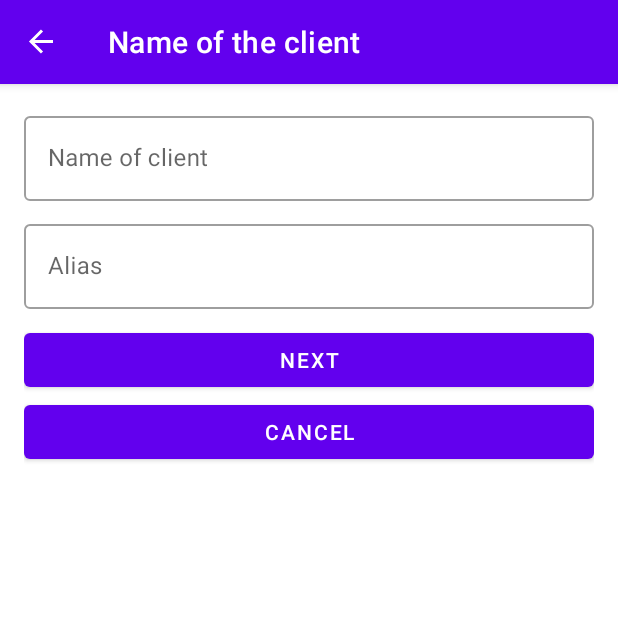
After one commit to btocntrs/Jefe_de_Ruta, an Android app: the NewClientNameFragment screen opened through its navigation route, on a phone screen of 412 x 824 dp, the top half of it. The commit adds this screen. Run offline under Robolectric (Android 15) with nearby library versions, the phone set to English and light mode, and no system bars; our stand-ins replace navigation-ui.

Commit message:
The button to add new clients was implemented. The cancel button is ready.

```diff
--- a/app/src/main/java/com/gruposinai/jefederuta/data/Data.kt
+++ b/app/src/main/java/com/gruposinai/jefederuta/data/Data.kt
@@ -7,7 +7,7 @@ import java.util.*
 val userList = listOf(
     User("Domingo Cabrera", "domingo.c@gruposinai.com.mx","domingo"),
     User("Manuel Ricardez", "manuel.r@gruposinai.com.mx","manuel"),
-    User("Alberto Contreras", "betocontreras@sinai.mx", "admin")
+    User("Alberto Contreras", "betocontreras@sinai.mx", "a")
 )
 
 val clients = listOf(
--- a/app/src/main/java/com/gruposinai/jefederuta/fragment/ClientListFragment.kt
+++ b/app/src/main/java/com/gruposinai/jefederuta/fragment/ClientListFragment.kt
@@ -5,7 +5,9 @@ import android.view.LayoutInflater
 import android.view.View
 import android.view.ViewGroup
 import androidx.fragment.app.Fragment
+import androidx.navigation.fragment.findNavController
 import androidx.recyclerview.widget.RecyclerView
+import com.google.android.material.floatingactionbutton.FloatingActionButton
 import com.gruposinai.jefederuta.adapter.ClientItemAdapter
 import com.gruposinai.jefederuta.databinding.FragmentClientListBinding
 
@@ -14,6 +16,7 @@ class ClientListFragment : Fragment() {
 
     private lateinit var binding: FragmentClientListBinding
     private lateinit var clientsRecyclerView: RecyclerView
+    private val addClientButton: FloatingActionButton by lazy { binding.newClientButton }
 
     override fun onCreateView(
         inflater: LayoutInflater,
@@ -27,6 +30,12 @@ class ClientListFragment : Fragment() {
     override fun onViewCreated(view: View, savedInstanceState: Bundle?) {
         binding.clientListRecyclerView.adapter = ClientItemAdapter()
         binding.clientListRecyclerView.setHasFixedSize(true)
+        addClientButton.setOnClickListener{ newClientForm() }
+    }
+
+    private fun newClientForm(){
+        val action = ClientListFragmentDirections.actionClientListFragmentToNewClientNameFragment()
+        findNavController().navigate(action)
     }
 
 }
--- /dev/null
+++ b/app/src/main/java/com/gruposinai/jefederuta/fragment/NewClientNameFragment.kt
@@ -0,0 +1,79 @@
+package com.gruposinai.jefederuta.fragment
+
+import android.os.Bundle
+import androidx.fragment.app.Fragment
+import android.view.LayoutInflater
+import android.view.View
+import android.view.ViewGroup
+import android.widget.Button
+import android.widget.Toast
+import androidx.navigation.fragment.findNavController
+import com.google.android.material.textfield.TextInputEditText
+import com.google.android.material.textfield.TextInputLayout
+import com.gruposinai.jefederuta.R
+import com.gruposinai.jefederuta.databinding.FragmentNewClientNameBinding
+
+class NewClientNameFragment : Fragment() {
+
+    private lateinit var binding: FragmentNewClientNameBinding
+
+    //Inputs texts
+    private val textInputLayoutClientName: TextInputLayout by lazy { binding.textLayoutClientName }
+    private val textInputLayoutClientAlias: TextInputLayout by lazy { binding.textLayoutClientAlias }
+    private val editTextClientName: TextInputEditText by lazy { binding.editTexClientName }
+    private val editTextClientAlias: TextInputEditText by lazy { binding.editTextClientAlias }
+
+    //Buttons
+    private val nextButton: Button by lazy { binding.nextButton }
+    private val cancelButton: Button by lazy { binding.cancelButton }
+
+    override fun onCreateView(
+        inflater: LayoutInflater,
+        container: ViewGroup?,
+        savedInstanceState: Bundle?
+    ): View {
+        binding = FragmentNewClientNameBinding.inflate(inflater, container, false)
+        return binding.root
+    }
+
+    override fun onViewCreated(view: View, savedInstanceState: Bundle?) {
+        nextButton.setOnClickListener { next() }
+        cancelButton.setOnClickListener { cancel() }
+    }
+
+    private fun next(){
+        val isValidClientName = editTextClientName.text.toString().isNotEmpty()
+        val isValidClientAlias = editTextClientAlias.text.toString().isNotEmpty()
+
+        if (isValidClientName && isValidClientAlias){
+            Toast.makeText(context, "Next Form", Toast.LENGTH_LONG).show()
+        } else {
+            setErrorClientName(isValidClientName)
+            setErrorClientAlias(isValidClientAlias)
+        }
+    }
+
+    private fun setErrorClientName(isValid: Boolean){
+        if(!isValid){
+            textInputLayoutClientName.isErrorEnabled = true
+            textInputLayoutClientName.error = getString(R.string.required_field)
+        }else{
+            textInputLayoutClientName.isErrorEnabled = false
+        }
+    }
+
+    private fun setErrorClientAlias(isValid: Boolean){
+        if(!isValid){
+            textInputLayoutClientAlias.isErrorEnabled = true
+            textInputLayoutClientAlias.error = getString(R.string.required_field)
+        }else{
+            textInputLayoutClientAlias.isErrorEnabled = false
+        }
+    }
+
+    private fun cancel(){
+        val action = NewClientNameFragmentDirections.actionNewClientNameFragmentToClientListFragment()
+        findNavController().navigate(action)
+    }
+
+}
--- a/app/src/main/res/layout/fragment_client_list.xml
+++ b/app/src/main/res/layout/fragment_client_list.xml
@@ -18,7 +18,7 @@
     </androidx.recyclerview.widget.RecyclerView>
 
     <com.google.android.material.floatingactionbutton.FloatingActionButton
-        android:id="@+id/fab"
+        android:id="@+id/new_client_button"
         android:layout_width="wrap_content"
         android:layout_height="wrap_content"
         android:layout_gravity="end|bottom"
--- /dev/null
+++ b/app/src/main/res/layout/fragment_new_client_name.xml
@@ -0,0 +1,74 @@
+<?xml version="1.0" encoding="utf-8"?>
+<androidx.constraintlayout.widget.ConstraintLayout xmlns:android="http://schemas.android.com/apk/res/android"
+    xmlns:tools="http://schemas.android.com/tools"
+    xmlns:app="http://schemas.android.com/apk/res-auto"
+    android:layout_width="match_parent"
+    android:layout_height="match_parent"
+    android:padding="16dp"
+    tools:context=".fragment.NewClientNameFragment">
+
+    <com.google.android.material.textfield.TextInputLayout
+        android:id="@+id/text_layout_client_name"
+        style="@style/Widget.JefeDeRuta.TextInputLayout.OutlinedBox"
+        android:layout_width="0dp"
+        android:layout_height="wrap_content"
+        android:hint="@string/prompt_client_name"
+        app:errorIconDrawable="@drawable/ic_error"
+        app:layout_constraintTop_toTopOf="parent"
+        app:layout_constraintStart_toStartOf="parent"
+        app:layout_constraintEnd_toEndOf="parent">
+
+        <com.google.android.material.textfield.TextInputEditText
+            android:id="@+id/edit_tex_client_name"
+            android:layout_width="match_parent"
+            android:layout_height="match_parent"
+            android:inputType="text">
+        </com.google.android.material.textfield.TextInputEditText>
+
+    </com.google.android.material.textfield.TextInputLayout>
+
+    <com.google.android.material.textfield.TextInputLayout
+        android:id="@+id/text_layout_client_alias"
+        style="@style/Widget.JefeDeRuta.TextInputLayout.OutlinedBox"
+        android:layout_width="0dp"
+        android:layout_height="wrap_content"
+        android:layout_marginTop="10dp"
+        android:hint="@string/prompt_client_alias"
+        app:errorIconDrawable="@drawable/ic_error"
+        app:layout_constraintTop_toBottomOf="@id/text_layout_client_name"
+        app:layout_constraintStart_toStartOf="parent"
+        app:layout_constraintEnd_toEndOf="parent">
+
+        <com.google.android.material.textfield.TextInputEditText
+            android:id="@+id/edit_text_client_alias"
+            android:layout_width="match_parent"
+            android:layout_height="match_parent"
+            android:inputType="text"
+            android:maxLines="1">
+        </com.google.android.material.textfield.TextInputEditText>
+
+    </com.google.android.material.textfield.TextInputLayout>
+
+    <Button
+        android:id="@+id/next_button"
+        android:layout_width="0dp"
+        android:layout_height="wrap_content"
+        android:layout_marginTop="10dp"
+        app:layout_constraintTop_toBottomOf="@id/text_layout_client_alias"
+        app:layout_constraintStart_toStartOf="parent"
+        app:layout_constraintEnd_toEndOf="parent"
+        android:text="@string/next_button">
+    </Button>
+
+    <Button
+        android:id="@+id/cancel_button"
+        android:layout_width="0dp"
+        android:layout_height="wrap_content"
+        android:layout_marginTop="0dp"
+        app:layout_constraintTop_toBottomOf="@id/next_button"
+        app:layout_constraintStart_toStartOf="parent"
+        app:layout_constraintEnd_toEndOf="parent"
+        android:text="@string/cancel_button">
+    </Button>
+
+</androidx.constraintlayout.widget.ConstraintLayout>
--- a/app/src/main/res/navigation/nav_graph_clients.xml
+++ b/app/src/main/res/navigation/nav_graph_clients.xml
@@ -9,5 +9,18 @@
         android:id="@+id/clientListFragment"
         android:name="com.gruposinai.jefederuta.fragment.ClientListFragment"
         android:label="@string/list_of_clients"
-        tools:layout="@layout/fragment_client_list" />
+        tools:layout="@layout/fragment_client_list" >
+        <action
+            android:id="@+id/action_clientListFragment_to_newClientNameFragment"
+            app:destination="@id/newClientNameFragment" />
+    </fragment>
+    <fragment
+        android:id="@+id/newClientNameFragment"
+        android:name="com.gruposinai.jefederuta.fragment.NewClientNameFragment"
+        android:label="@string/title_client_name"
+        tools:layout="@layout/fragment_new_client_name">
+        <action
+            android:id="@+id/action_newClientNameFragment_to_clientListFragment"
+            app:destination="@id/clientListFragment" />
+    </fragment>
 </navigation>
--- a/app/src/main/res/values/strings.xml
+++ b/app/src/main/res/values/strings.xml
@@ -1,13 +1,23 @@
 <resources>
     <string name="app_name">Jefe de Ruta</string>
     <!-- Strings related to login -->
-    <string name="prompt_user_email">Email</string>
+    <string name="prompt_user_email" translatable="false">Email</string>
     <string name="prompt_password">Password</string>
     <string name="action_sign_in_short">Sign in</string>
     <string name="welcome">"Welcome!"</string>
     <string name="invalid_email">Not a valid user email</string>
     <string name="invalid_password">Not a valid password</string>
+
     <!-- TODO: Remove or change this placeholder text -->
     <string name="list_of_clients">List of clients of </string>
+    <string name="next_button">Next</string>
+    <string name="cancel_button">Cancel</string>
+
+    <!--String related to new client form-->
+    <string name="title_client_name">Name of the client</string>
     <string name="add_button_description">Add new client</string>
+    <string name="prompt_client_name">Name of client</string>
+    <string name="required_field">This field is required</string>
+    <string name="prompt_client_alias" translatable="false">Alias</string>
+
 </resources>
```
Also changed, not shown: 1 other file.
